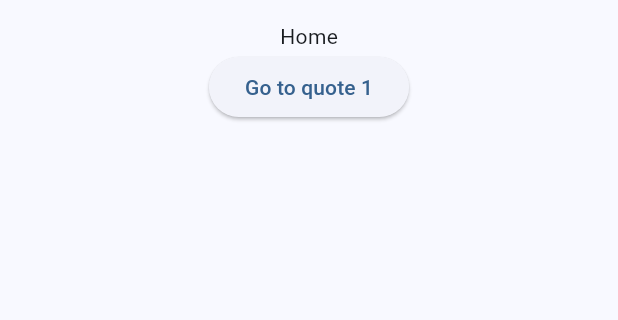
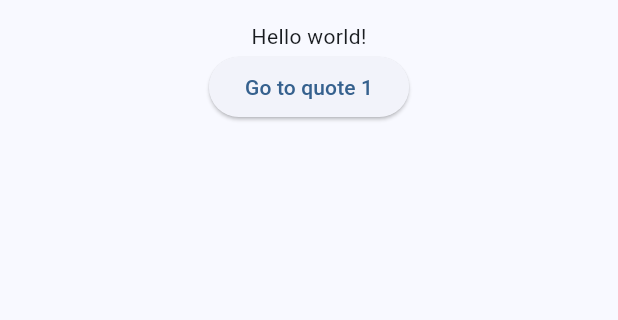
Before and after one commit to ElanDeyan/my-quotes-app, a Flutter app: the screen it shows after launch, on a phone screen of 412 x 824 dp, the part 63-383 px from its top. Run offline on Flutter 3.47's test engine with Material 3 defaults, Android fonts, the phone set to English and light mode, and no system bars; our stand-ins replace font_awesome_flutter, go_router, shared_preferences; generated files the repository leaves out were written again.

Commit message:
feat(preferences): UI updates with language and preference is preserved

```diff
--- a/lib/l10n/app_en.arb
+++ b/lib/l10n/app_en.arb
@@ -1,4 +1,5 @@
 {
+    "@@locale": "en",
     "helloWorld": "Hello world!",
     "@helloWorld": {
         "description": "A greeting in english"
--- a/lib/l10n/app_pt.arb
+++ b/lib/l10n/app_pt.arb
@@ -1,3 +1,4 @@
 {
+    "@@locale": "pt",
     "helloWorld": "Olá mundo!"
 }
--- a/lib/main.dart
+++ b/lib/main.dart
@@ -11,7 +11,7 @@ void main() async {
   WidgetsFlutterBinding.ensureInitialized();
 
   // TODO: find a better place to run it
-  SharedPreferences.setPrefix('myQuotesPreferences');
+  SharedPreferences.setPrefix('myQuotes');
 
   const userPreferencesHandler = UserPreferences();
   final appPreferences =
@@ -51,20 +51,33 @@ final class MyApp extends StatelessWidget {
   @override
   Widget build(BuildContext context) {
     return Consumer<AppPreferences>(
-      builder: (context, value, child) => MaterialApp.router(
+      builder: (context, appPreferences, child) {
+        final language = appPreferences.language.split('_');
+        late final String scriptCode;
+        late final String? countryCode;
+
+        if (language.length != 1) {
+          scriptCode = language.first;
+          countryCode = language.last;
+        } else {
+          scriptCode = language.single;
+          countryCode = null;
+        }
+
+        return MaterialApp.router(
           routerConfig: routesConfig,
           debugShowCheckedModeBanner: false,
-        themeMode: value.themeMode,
+          themeMode: appPreferences.themeMode,
           theme: ThemeData(
             useMaterial3: true,
             colorScheme: ColorScheme.fromSeed(
-            seedColor: value.colorPallete.color,
+              seedColor: appPreferences.colorPallete.color,
             ),
           ),
           darkTheme: ThemeData(
             useMaterial3: true,
             colorScheme: ColorScheme.fromSeed(
-            seedColor: value.colorPallete.color,
+              seedColor: appPreferences.colorPallete.color,
               brightness: Brightness.dark,
             ),
           ),
@@ -73,9 +86,10 @@ final class MyApp extends StatelessWidget {
             GlobalMaterialLocalizations.delegate,
           ],
           supportedLocales: AppLocalizations.supportedLocales,
-        locale: Locale(value.language),
+          locale: Locale(scriptCode, countryCode),
           title: 'My Quotes',
-      ),
+        );
+      },
     );
   }
 }
--- a/lib/repository/user_preferences.dart
+++ b/lib/repository/user_preferences.dart
@@ -9,7 +9,7 @@ final class UserPreferences
   String get _defaultColorPallete =>
       ColorPalleteRepository.defaultColorPallete.name;
   String get _defaultThemeMode => ThemeModeRepository.defaultThemeMode.name;
-  String get _defaultLanguage => LanguageRepository.defaultLanguage;
+  String get _defaultLanguage => LanguageRepository.defaultLanguage.toString();
 
   @override
   Future<String> get colorPallete async {
--- a/lib/repository/user_preferences_interfaces.dart
+++ b/lib/repository/user_preferences_interfaces.dart
@@ -1,4 +1,5 @@
 import 'package:flutter/material.dart';
+import 'package:flutter_gen/gen_l10n/app_localizations.dart';
 import 'package:my_quotes/constants/color_pallete.dart';
 
 abstract interface class UserPreferencesRepository
@@ -20,7 +21,9 @@ abstract interface class ColorPalleteRepository {
 abstract interface class LanguageRepository {
   static const languageKey = 'language';
 
-  static const defaultLanguage = 'en';
+  static final defaultLanguage = AppLocalizations.supportedLocales
+      .where((element) => element == const Locale('en'))
+      .single;
 
   Future<String> get language;
 
--- a/lib/screens/home_screen.dart
+++ b/lib/screens/home_screen.dart
@@ -1,4 +1,5 @@
 import 'package:flutter/material.dart';
+import 'package:flutter_gen/gen_l10n/app_localizations.dart';
 
 final class HomeScreen extends StatelessWidget {
   const HomeScreen({
@@ -9,8 +10,8 @@ final class HomeScreen extends StatelessWidget {
 
   @override
   Widget build(BuildContext context) {
-    return const Center(
-      child: Text(screenName),
+    return Center(
+      child: Text(AppLocalizations.of(context)!.helloWorld),
     );
   }
 }
--- a/lib/screens/settings/language_radio_list.dart
+++ b/lib/screens/settings/language_radio_list.dart
@@ -1,4 +1,5 @@
 import 'package:flutter/material.dart';
+import 'package:flutter_gen/gen_l10n/app_localizations.dart';
 import 'package:my_quotes/states/app_preferences.dart';
 import 'package:provider/provider.dart';
 
@@ -19,7 +20,8 @@ final class _LanguageRadioListState extends State<LanguageRadioList> {
       mainAxisSize: MainAxisSize.min,
       children: [
         const Text('Choose a language:'),
-        for (final language in ['en', 'pt-BR'])
+        for (final language
+            in AppLocalizations.supportedLocales.map((e) => e.toString()))
           RadioListTile(
             value: language,
             groupValue: _languageGroupValue,
--- a/lib/states/app_preferences.dart
+++ b/lib/states/app_preferences.dart
@@ -11,7 +11,7 @@ final class AppPreferences extends ChangeNotifier {
       : _userPreferencesRepository = userPreferencesRepository,
         _themeMode = ThemeModeRepository.defaultThemeMode,
         _colorPallete = ColorPalleteRepository.defaultColorPallete,
-        _language = LanguageRepository.defaultLanguage {
+        _language = LanguageRepository.defaultLanguage.toString() {
     scheduleMicrotask(loadLocalPreferences);
   }
 
--- a/pubspec.yaml
+++ b/pubspec.yaml
@@ -16,7 +16,6 @@ dependencies:
   intl: ^0.18.1
   provider: ^6.1.2
   shared_preferences: ^2.2.3
-  slang: ^3.30.2
   url_launcher: ^6.2.6
 
 dev_dependencies:
```
Also changed, not shown: pubspec.lock, 1 other file. Lines whose indentation alone changed are shown as unchanged.
